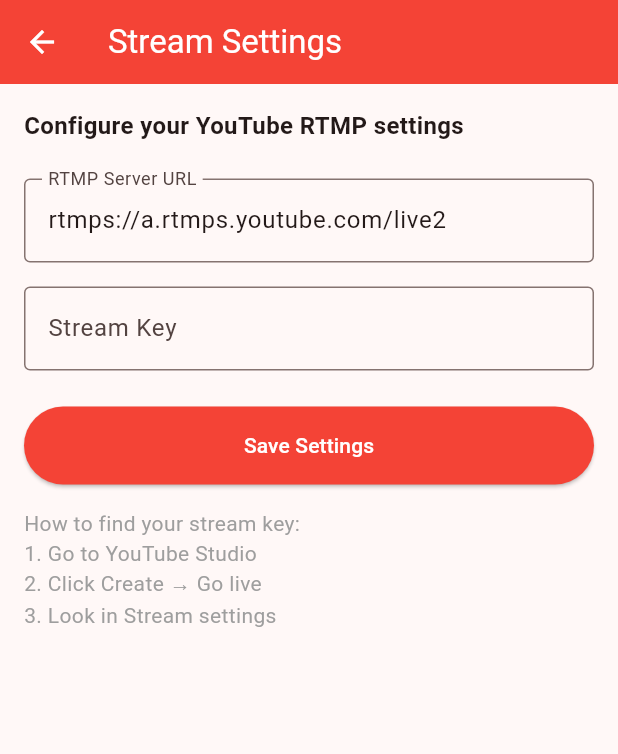
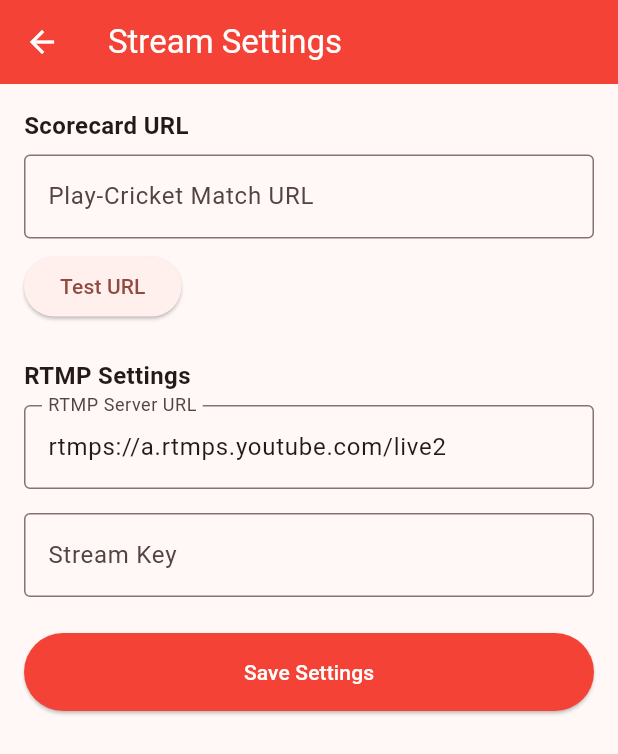
Before and after one commit to squ1d123/play-cricket-yt-live, a Flutter app: the screen it shows after launch, after a tap on "SETTINGS", on a phone screen of 412 x 824 dp. Shown: the top 754 px of the screen. Run offline on Flutter 3.47's test engine with Material 3 defaults, Android fonts, the phone set to English and light mode, and no system bars; our stand-ins replace google_sign_in, shared_preferences; missing offline and left inert: googleapis.

Commit message:
feat(web-scraper): add play-cricket scraper

```diff
--- a/lib/screens/stream_settings_screen.dart
+++ b/lib/screens/stream_settings_screen.dart
@@ -1,5 +1,6 @@
 import 'package:flutter/material.dart';
 import '../services/stream_settings_service.dart';
+import '../services/play_cricket_scraper.dart';
 
 class StreamSettingsScreen extends StatefulWidget {
   const StreamSettingsScreen({super.key});
@@ -12,7 +13,10 @@
   final _formKey = GlobalKey<FormState>();
   final _rtmpUrlController = TextEditingController();
   final _streamKeyController = TextEditingController();
+  final _scorecardUrlController = TextEditingController();
   bool _isLoading = true;
+  bool _isTesting = false;
+  String? _testResult;
 
   @override
   void initState() {
@@ -23,9 +27,11 @@
   Future<void> _loadSettings() async {
     final rtmpUrl = await StreamSettingsService.getRtmpUrl();
     final streamKey = await StreamSettingsService.getStreamKey();
+    final scorecardUrl = await StreamSettingsService.getScorecardUrl();
 
     _rtmpUrlController.text = rtmpUrl ?? 'rtmps://a.rtmps.youtube.com/live2';
     _streamKeyController.text = streamKey ?? '';
+    _scorecardUrlController.text = scorecardUrl ?? '';
 
     setState(() => _isLoading = false);
   }
@@ -37,6 +43,9 @@
       _rtmpUrlController.text.trim(),
       _streamKeyController.text.trim(),
     );
+    await StreamSettingsService.saveScorecardUrl(
+      _scorecardUrlController.text.trim(),
+    );
 
     if (mounted) {
       ScaffoldMessenger.of(context).showSnackBar(
@@ -45,10 +54,34 @@
     }
   }
 
+  Future<void> _testScorecardUrl() async {
+    final url = _scorecardUrlController.text.trim();
+    if (url.isEmpty) return;
+
+    setState(() {
+      _isTesting = true;
+      _testResult = null;
+    });
+
+    final data = await PlayCricketScraper.fetchMatchData(url);
+
+    setState(() {
+      _isTesting = false;
+      if (data != null && data.homeScore.isNotEmpty) {
+        _testResult =
+            '✓ ${data.homeTeam} ${data.homeScore} (${data.homeOvers} ov) vs '
+            '${data.awayTeam} ${data.awayScore} (${data.awayOvers} ov)';
+      } else {
+        _testResult = '✗ Could not parse score data from URL';
+      }
+    });
+  }
+
   @override
   void dispose() {
     _rtmpUrlController.dispose();
     _streamKeyController.dispose();
+    _scorecardUrlController.dispose();
     super.dispose();
   }
 
@@ -69,13 +102,61 @@
                 child: ListView(
                   children: [
                     const Text(
-                      'Configure your YouTube RTMP settings',
+                      'Scorecard URL',
                       style: TextStyle(
                         fontSize: 16,
                         fontWeight: FontWeight.bold,
                       ),
                     ),
+                    const SizedBox(height: 8),
+                    TextFormField(
+                      controller: _scorecardUrlController,
+                      decoration: const InputDecoration(
+                        labelText: 'Play-Cricket Match URL',
+                        hintText:
+                            'https://yourclub.play-cricket.com/website/results/1234567',
+                        border: OutlineInputBorder(),
+                      ),
+                      keyboardType: TextInputType.url,
+                    ),
+                    const SizedBox(height: 8),
+                    Row(
+                      children: [
+                        ElevatedButton(
+                          onPressed: _isTesting ? null : _testScorecardUrl,
+                          child: _isTesting
+                              ? const SizedBox(
+                                  width: 16,
+                                  height: 16,
+                                  child:
+                                      CircularProgressIndicator(strokeWidth: 2),
+                                )
+                              : const Text('Test URL'),
+                        ),
+                      ],
+                    ),
+                    if (_testResult != null)
+                      Padding(
+                        padding: const EdgeInsets.only(top: 8),
+                        child: Text(
+                          _testResult!,
+                          style: TextStyle(
+                            color: _testResult!.startsWith('✓')
+                                ? Colors.green
+                                : Colors.red,
+                            fontSize: 13,
+                          ),
+                        ),
+                      ),
                     const SizedBox(height: 24),
+                    const Text(
+                      'RTMP Settings',
+                      style: TextStyle(
+                        fontSize: 16,
+                        fontWeight: FontWeight.bold,
+                      ),
+                    ),
+                    const SizedBox(height: 8),
                     TextFormField(
                       controller: _rtmpUrlController,
                       decoration: const InputDecoration(
@@ -116,14 +197,6 @@
                       ),
                       child: const Text('Save Settings'),
                     ),
-                    const SizedBox(height: 16),
-                    const Text(
-                      'How to find your stream key:\n'
-                      '1. Go to YouTube Studio\n'
-                      '2. Click Create → Go live\n'
-                      '3. Look in Stream settings',
-                      style: TextStyle(color: Colors.grey),
-                    ),
                   ],
                 ),
               ),
--- /dev/null
+++ b/lib/services/play_cricket_scraper.dart
@@ -0,0 +1,136 @@
+import 'package:http/http.dart' as http;
+import 'package:html/parser.dart' as html_parser;
+
+class MatchData {
+  final String homeTeam;
+  final String homeScore;
+  final String homeOvers;
+  final String awayTeam;
+  final String awayScore;
+  final String awayOvers;
+  final String result;
+
+  const MatchData({
+    this.homeTeam = '',
+    this.homeScore = '',
+    this.homeOvers = '',
+    this.awayTeam = '',
+    this.awayScore = '',
+    this.awayOvers = '',
+    this.result = '',
+  });
+}
+
+class PlayCricketScraper {
+  static Future<MatchData?> fetchMatchData(String url) async {
+    try {
+      final response = await http.get(Uri.parse(url));
+      if (response.statusCode != 200) return null;
+
+      final document = html_parser.parse(response.body);
+
+      // The match summary section contains team names and scores
+      // Format on page: "Team Name 166 / 4 (16.0)"
+      final scoreElements = document.querySelectorAll('.team-score-full');
+
+      String homeTeam = '';
+      String homeScore = '';
+      String homeOvers = '';
+      String awayTeam = '';
+      String awayScore = '';
+      String awayOvers = '';
+      String result = '';
+
+      // Try to get team names from the header section
+      final teamNames = document.querySelectorAll('.team-name');
+      if (teamNames.length >= 2) {
+        homeTeam = teamNames[0].text.trim();
+        awayTeam = teamNames[1].text.trim();
+      }
+
+      // Try to get scores - play-cricket uses various class patterns
+      if (scoreElements.length >= 2) {
+        final homeParsed = _parseScoreLine(scoreElements[0].text.trim());
+        homeScore = homeParsed['score'] ?? '';
+        homeOvers = homeParsed['overs'] ?? '';
+        if (homeTeam.isEmpty) homeTeam = homeParsed['team'] ?? '';
+
+        final awayParsed = _parseScoreLine(scoreElements[1].text.trim());
+        awayScore = awayParsed['score'] ?? '';
+        awayOvers = awayParsed['overs'] ?? '';
+        if (awayTeam.isEmpty) awayTeam = awayParsed['team'] ?? '';
+      }
+
+      // Fallback: look for score text in common play-cricket patterns
+      if (homeScore.isEmpty) {
+        final allText = document.body?.text ?? '';
+        final scorePattern = RegExp(r'(\d+)\s*/\s*(\d+)\s*\((\d+\.?\d*)\)');
+        final matches = scorePattern.allMatches(allText).toList();
+        if (matches.isNotEmpty) {
+          homeScore = '${matches[0].group(1)}/${matches[0].group(2)}';
+          homeOvers = matches[0].group(3) ?? '';
+        }
+        if (matches.length >= 2) {
+          awayScore = '${matches[1].group(1)}/${matches[1].group(2)}';
+          awayOvers = matches[1].group(3) ?? '';
+        }
+      }
+
+      // Try to find team names from page text if still empty
+      if (homeTeam.isEmpty) {
+        final headerElements = document.querySelectorAll('.match-team-name, .card-header, h3, h4');
+        for (final el in headerElements) {
+          final text = el.text.trim();
+          if (text.isNotEmpty && !text.contains('pts') && text.length < 50) {
+            if (homeTeam.isEmpty) {
+              homeTeam = text;
+            } else if (awayTeam.isEmpty && text != homeTeam) {
+              awayTeam = text;
+              break;
+            }
+          }
+        }
+      }
+
+      // Get result
+      final resultElements = document.querySelectorAll('.result-text, .match-result');
+      if (resultElements.isNotEmpty) {
+        result = resultElements.first.text.trim();
+      }
+      if (result.isEmpty) {
+        final wonPattern = RegExp(r'WON BY .+', caseSensitive: false);
+        final bodyText = document.body?.text ?? '';
+        final wonMatch = wonPattern.firstMatch(bodyText);
+        if (wonMatch != null) {
+          result = wonMatch.group(0) ?? '';
+        }
+      }
+
+      return MatchData(
+        homeTeam: homeTeam,
+        homeScore: homeScore,
+        homeOvers: homeOvers,
+        awayTeam: awayTeam,
+        awayScore: awayScore,
+        awayOvers: awayOvers,
+        result: result,
+      );
+    } catch (e) {
+      return null;
+    }
+  }
+
+  static Map<String, String> _parseScoreLine(String line) {
+    // Parse lines like "De Beauvoir Dugongs 166 / 4 (16.0)"
+    final pattern = RegExp(r'(.+?)\s*(\d+)\s*/\s*(\d+)\s*\((\d+\.?\d*)\)');
+    final match = pattern.firstMatch(line);
+    if (match != null) {
+      return {
+        'team': match.group(1)?.trim() ?? '',
+        'score': '${match.group(2)}/${match.group(3)}',
+        'overs': match.group(4) ?? '',
+      };
+    }
+    return {};
+  }
+}
--- a/lib/services/stream_settings_service.dart
+++ b/lib/services/stream_settings_service.dart
@@ -3,6 +3,7 @@
 class StreamSettingsService {
   static const String _rtmpUrlKey = 'rtmp_url';
   static const String _streamKeyKey = 'stream_key';
+  static const String _scorecardUrlKey = 'scorecard_url';
 
   static Future<String?> getRtmpUrl() async {
     final prefs = await SharedPreferences.getInstance();
@@ -12,6 +13,16 @@
   static Future<String?> getStreamKey() async {
     final prefs = await SharedPreferences.getInstance();
     return prefs.getString(_streamKeyKey);
+  }
+
+  static Future<String?> getScorecardUrl() async {
+    final prefs = await SharedPreferences.getInstance();
+    return prefs.getString(_scorecardUrlKey);
+  }
+
+  static Future<void> saveScorecardUrl(String url) async {
+    final prefs = await SharedPreferences.getInstance();
+    await prefs.setString(_scorecardUrlKey, url);
   }
 
   static Future<void> saveSettings(String rtmpUrl, String streamKey) async {
--- a/pubspec.yaml
+++ b/pubspec.yaml
@@ -45,6 +45,9 @@
   google_sign_in: ^6.2.2
   googleapis: ^13.2.0
   http: ^1.2.2
+
+  # HTML parsing for play-cricket scraping
+  html: ^0.15.4
 
 dev_dependencies:
   flutter_test:
```
Also changed, not shown: lib/screens/streaming_screen.dart (+31 -0 lines), pubspec.lock, 1 other file.
